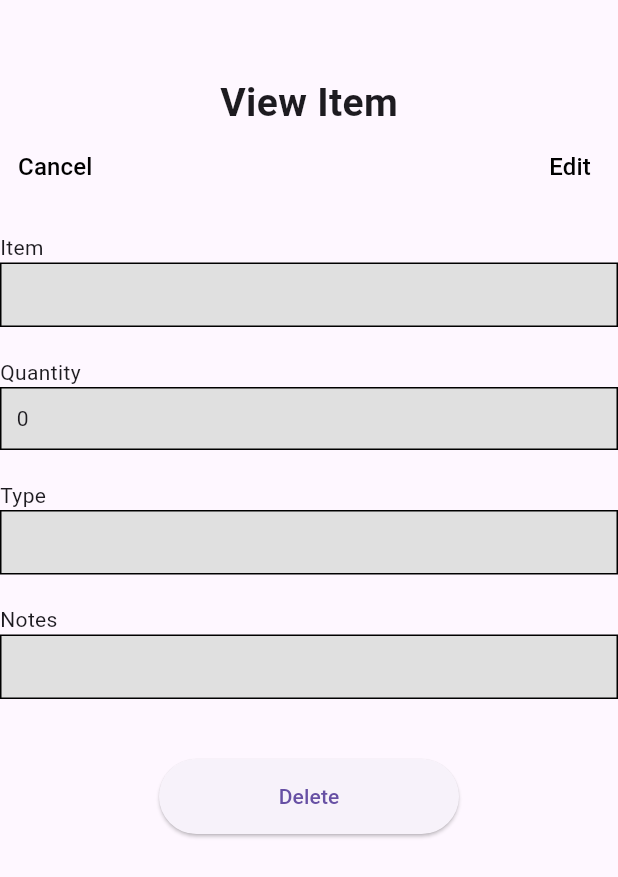
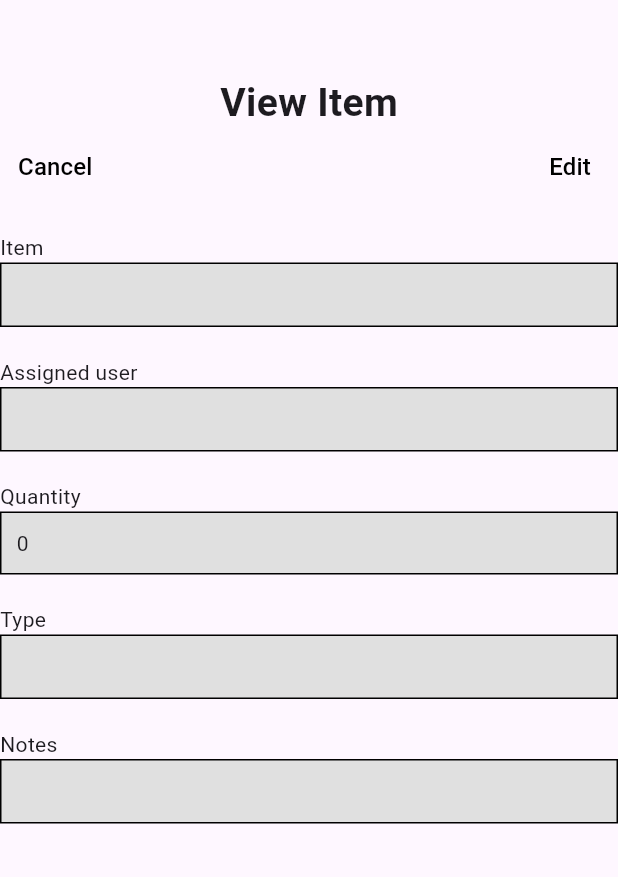
Before and after one commit to Jdd2020/rumii, a Flutter app: the ViewItem screen opened directly with empty values, on a phone screen of 412 x 824 dp. Shown: the top 877 px of the screen. Run offline on Flutter 3.47's test engine with Material 3 defaults, Android fonts, the phone set to English and light mode, and no system bars; missing offline and left inert: dart:ffi.

Commit message:
added assign user  and removed the delete button

```diff
--- a/lib/views/Shopping/view_item_view.dart
+++ b/lib/views/Shopping/view_item_view.dart
@@ -67,22 +67,14 @@ class _ViewItemState extends State<ViewItem> {
                       color: Colors.black,
                     ))),
           ]),
-          //add other widgets
+         //add other widgets
           const SizedBox(height: 20),
           buildInfoRow('Item', widget.shop.name),
+          buildInfoRow('Assigned user', widget.user),
           buildInfoRow('Quantity', widget.shop.quantity.toString()),
           buildInfoRow('Type', widget.shop.type),
           buildInfoRow('Notes', widget.shop.notes),
           const SizedBox(height: 20),
-          SizedBox(
-            height: 50,
-            width: 200,
-            child: ElevatedButton(
-                onPressed: () {
-                  //the logic
-                },
-                child: const Text("Delete")),
-          )
         ],
       ),
     );
```
